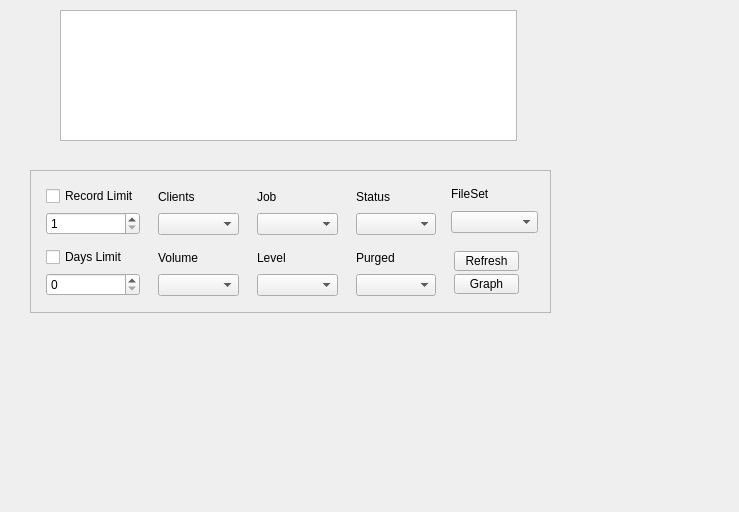
Before: the Qt Designer form bacula/src/qt-console/joblist/joblist.ui in rkorzeniewski/bacula, drawn with Qt 5.
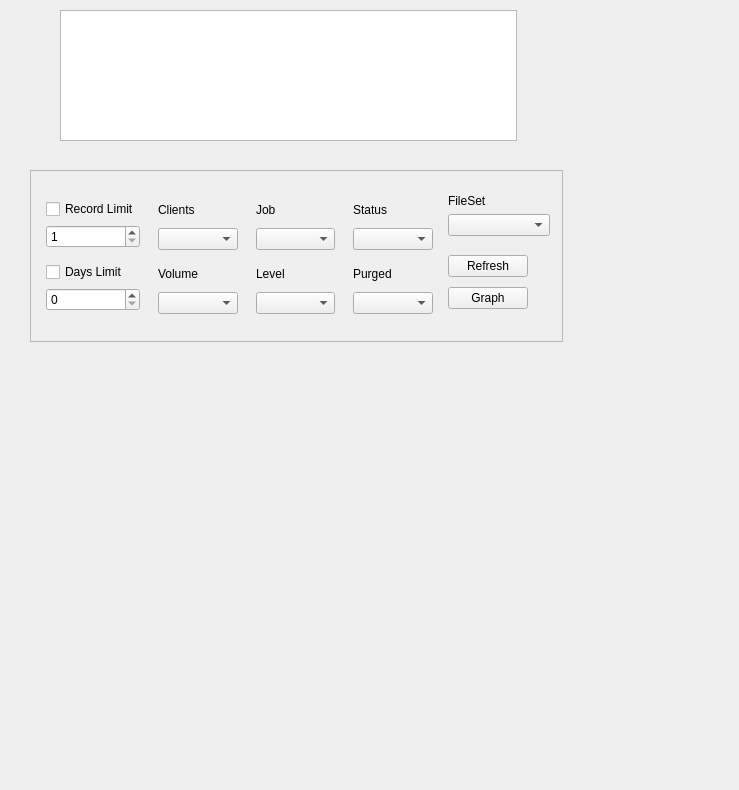
After: the same form once the commit is applied. Icons and pictures are not drawn.

Commit message: Allow more room for the buttons.  My system at work looked better this way.

```diff
--- a/bacula/src/qt-console/joblist/joblist.ui
+++ b/bacula/src/qt-console/joblist/joblist.ui
@@ -6,7 +6,7 @@
     <x>0</x>
     <y>0</y>
     <width>739</width>
-    <height>512</height>
+    <height>790</height>
    </rect>
   </property>
   <property name="windowTitle" >
@@ -27,14 +27,14 @@
     <rect>
      <x>30</x>
      <y>170</y>
-     <width>521</width>
-     <height>143</height>
+     <width>533</width>
+     <height>172</height>
     </rect>
    </property>
    <property name="maximumSize" >
     <size>
      <width>900</width>
-     <height>143</height>
+     <height>172</height>
     </size>
    </property>
    <property name="frameShape" >
@@ -50,133 +50,139 @@
     <property name="spacing" >
      <number>6</number>
     </property>
-    <item rowspan="2" row="0" column="2" >
-     <layout class="QVBoxLayout" >
-      <property name="margin" >
-       <number>3</number>
-      </property>
-      <property name="spacing" >
-       <number>6</number>
-      </property>
-      <item>
-       <layout class="QVBoxLayout" >
-        <property name="margin" >
-         <number>3</number>
-        </property>
-        <property name="spacing" >
-         <number>6</number>
-        </property>
-        <item>
-         <widget class="QLabel" name="jobLabel" >
-          <property name="text" >
-           <string>Job</string>
-          </property>
-         </widget>
-        </item>
-        <item>
-         <widget class="QComboBox" name="jobComboBox" />
-        </item>
-       </layout>
-      </item>
-      <item>
-       <layout class="QVBoxLayout" >
-        <property name="margin" >
-         <number>3</number>
-        </property>
-        <property name="spacing" >
-         <number>6</number>
-        </property>
-        <item>
-         <widget class="QLabel" name="levelLabel" >
-          <property name="text" >
-           <string>Level</string>
-          </property>
-         </widget>
-        </item>
-        <item>
-         <widget class="QComboBox" name="levelComboBox" />
-        </item>
-       </layout>
-      </item>
-     </layout>
-    </item>
-    <item rowspan="2" row="0" column="1" >
-     <layout class="QVBoxLayout" >
-      <property name="margin" >
-       <number>3</number>
-      </property>
-      <property name="spacing" >
-       <number>6</number>
-      </property>
-      <item>
-       <layout class="QVBoxLayout" >
-        <property name="margin" >
-         <number>3</number>
-        </property>
-        <property name="spacing" >
-         <number>6</number>
-        </property>
-        <item>
-         <widget class="QLabel" name="clientsLabel" >
-          <property name="text" >
-           <string>Clients</string>
-          </property>
-         </widget>
-        </item>
-        <item>
-         <widget class="QComboBox" name="clientComboBox" />
-        </item>
-       </layout>
-      </item>
-      <item>
-       <layout class="QVBoxLayout" >
-        <property name="margin" >
-         <number>3</number>
-        </property>
-        <property name="spacing" >
-         <number>6</number>
-        </property>
-        <item>
-         <widget class="QLabel" name="volumeLabel" >
-          <property name="text" >
-           <string>Volume</string>
-          </property>
-         </widget>
-        </item>
-        <item>
-         <widget class="QComboBox" name="volumeComboBox" />
-        </item>
-       </layout>
-      </item>
-     </layout>
-    </item>
     <item row="0" column="4" >
-     <layout class="QVBoxLayout" >
+     <layout class="QGridLayout" >
       <property name="margin" >
-       <number>3</number>
+       <number>0</number>
       </property>
       <property name="spacing" >
        <number>6</number>
       </property>
-      <item>
-       <widget class="QLabel" name="fileSetLabel" >
-        <property name="maximumSize" >
+      <item row="1" column="1" >
+       <spacer>
+        <property name="orientation" >
+         <enum>Qt::Horizontal</enum>
+        </property>
+        <property name="sizeType" >
+         <enum>QSizePolicy::Ignored</enum>
+        </property>
+        <property name="sizeHint" >
          <size>
-          <width>16777215</width>
-          <height>20</height>
+          <width>16</width>
+          <height>75</height>
          </size>
         </property>
-        <property name="text" >
-         <string>FileSet</string>
+       </spacer>
+      </item>
+      <item row="1" column="0" >
+       <layout class="QGridLayout" >
+        <property name="margin" >
+         <number>3</number>
         </property>
-       </widget>
+        <property name="spacing" >
+         <number>3</number>
+        </property>
+        <item row="0" column="0" >
+         <widget class="QPushButton" name="refreshButton" >
+          <property name="text" >
+           <string>Refresh</string>
+          </property>
+          <property name="icon" >
+           <iconset resource="../main.qrc" >:/images/view-refresh.png</iconset>
+          </property>
+         </widget>
+        </item>
+        <item row="1" column="0" >
+         <widget class="QPushButton" name="graphButton" >
+          <property name="text" >
+           <string>Graph</string>
+          </property>
+          <property name="icon" >
+           <iconset resource="../main.qrc" >:/images/graph1.png</iconset>
+          </property>
+         </widget>
+        </item>
+       </layout>
       </item>
+      <item row="0" column="0" colspan="2" >
+       <layout class="QVBoxLayout" >
+        <property name="margin" >
+         <number>3</number>
+        </property>
+        <property name="spacing" >
+         <number>6</number>
+        </property>
+        <item>
+         <widget class="QLabel" name="fileSetLabel" >
+          <property name="maximumSize" >
+           <size>
+            <width>16777215</width>
+            <height>20</height>
+           </size>
+          </property>
+          <property name="text" >
+           <string>FileSet</string>
+          </property>
+         </widget>
+        </item>
+        <item>
+         <widget class="QComboBox" name="fileSetComboBox" />
+        </item>
+       </layout>
+      </item>
+     </layout>
+    </item>
+    <item row="0" column="3" >
+     <layout class="QVBoxLayout" >
+      <property name="margin" >
+       <number>3</number>
+      </property>
+      <property name="spacing" >
+       <number>6</number>
+      </property>
       <item>
-       <widget class="QComboBox" name="fileSetComboBox" />
+       <layout class="QVBoxLayout" >
+        <property name="margin" >
+         <number>3</number>
+        </property>
+        <property name="spacing" >
+         <number>6</number>
+        </property>
+        <item>
+         <widget class="QLabel" name="statusLabel" >
+          <property name="text" >
+           <string>Status</string>
+          </property>
+         </widget>
+        </item>
+        <item>
+         <widget class="QComboBox" name="statusComboBox" />
+        </item>
+       </layout>
       </item>
+      <item>
+       <layout class="QVBoxLayout" >
+        <property name="margin" >
+         <number>3</number>
+        </property>
+        <property name="spacing" >
+         <number>6</number>
+        </property>
+        <item>
+         <widget class="QLabel" name="purgedLabel" >
+          <property name="text" >
+           <string>Purged</string>
+          </property>
+         </widget>
+        </item>
+        <item>
+         <widget class="QComboBox" name="purgedComboBox" />
+        </item>
+       </layout>
+      </item>
      </layout>
     </item>
-    <item rowspan="2" row="0" column="0" >
+    <item row="0" column="0" >
      <layout class="QVBoxLayout" >
       <property name="margin" >
        <number>3</number>
@@ -240,7 +246,7 @@
       </item>
      </layout>
     </item>
-    <item rowspan="2" row="0" column="3" >
+    <item row="0" column="1" >
      <layout class="QVBoxLayout" >
       <property name="margin" >
        <number>3</number>
@@ -257,14 +263,14 @@
          <number>6</number>
         </property>
         <item>
-         <widget class="QLabel" name="statusLabel" >
+         <widget class="QLabel" name="clientsLabel" >
           <property name="text" >
-           <string>Status</string>
+           <string>Clients</string>
           </property>
          </widget>
         </item>
         <item>
-         <widget class="QComboBox" name="statusComboBox" />
+         <widget class="QComboBox" name="clientComboBox" />
         </item>
        </layout>
       </item>
@@ -277,84 +283,66 @@
          <number>6</number>
         </property>
         <item>
-         <widget class="QLabel" name="purgedLabel" >
+         <widget class="QLabel" name="volumeLabel" >
           <property name="text" >
-           <string>Purged</string>
+           <string>Volume</string>
           </property>
          </widget>
         </item>
         <item>
-         <widget class="QComboBox" name="purgedComboBox" />
+         <widget class="QComboBox" name="volumeComboBox" />
         </item>
        </layout>
       </item>
      </layout>
     </item>
-    <item row="1" column="4" >
-     <layout class="QGridLayout" >
+    <item row="0" column="2" >
+     <layout class="QVBoxLayout" >
       <property name="margin" >
        <number>3</number>
       </property>
       <property name="spacing" >
        <number>6</number>
       </property>
-      <item row="0" column="0" >
-       <layout class="QGridLayout" >
+      <item>
+       <layout class="QVBoxLayout" >
         <property name="margin" >
          <number>3</number>
         </property>
         <property name="spacing" >
-         <number>3</number>
+         <number>6</number>
         </property>
-        <item row="0" column="0" >
-         <widget class="QPushButton" name="refreshButton" >
-          <property name="maximumSize" >
-           <size>
-            <width>65</width>
-            <height>20</height>
-           </size>
-          </property>
+        <item>
+         <widget class="QLabel" name="jobLabel" >
           <property name="text" >
-           <string>Refresh</string>
-          </property>
-          <property name="icon" >
-           <iconset resource="../main.qrc" >:/images/view-refresh.png</iconset>
+           <string>Job</string>
           </property>
          </widget>
         </item>
-        <item row="1" column="0" >
-         <widget class="QPushButton" name="graphButton" >
-          <property name="maximumSize" >
-           <size>
-            <width>65</width>
-            <height>20</height>
-           </size>
-          </property>
-          <property name="text" >
-           <string>Graph</string>
-          </property>
-          <property name="icon" >
-           <iconset resource="../main.qrc" >:/images/graph1.png</iconset>
-          </property>
-         </widget>
+        <item>
+         <widget class="QComboBox" name="jobComboBox" />
         </item>
        </layout>
       </item>
-      <item row="0" column="1" >
-       <spacer>
-        <property name="orientation" >
-         <enum>Qt::Horizontal</enum>
+      <item>
+       <layout class="QVBoxLayout" >
+        <property name="margin" >
+         <number>3</number>
         </property>
-        <property name="sizeType" >
-         <enum>QSizePolicy::Ignored</enum>
+        <property name="spacing" >
+         <number>6</number>
         </property>
-        <property name="sizeHint" >
-         <size>
-          <width>16</width>
-          <height>20</height>
-         </size>
-        </property>
-       </spacer>
+        <item>
+         <widget class="QLabel" name="levelLabel" >
+          <property name="text" >
+           <string>Level</string>
+          </property>
+         </widget>
+        </item>
+        <item>
+         <widget class="QComboBox" name="levelComboBox" />
+        </item>
+       </layout>
       </item>
      </layout>
     </item>
```
